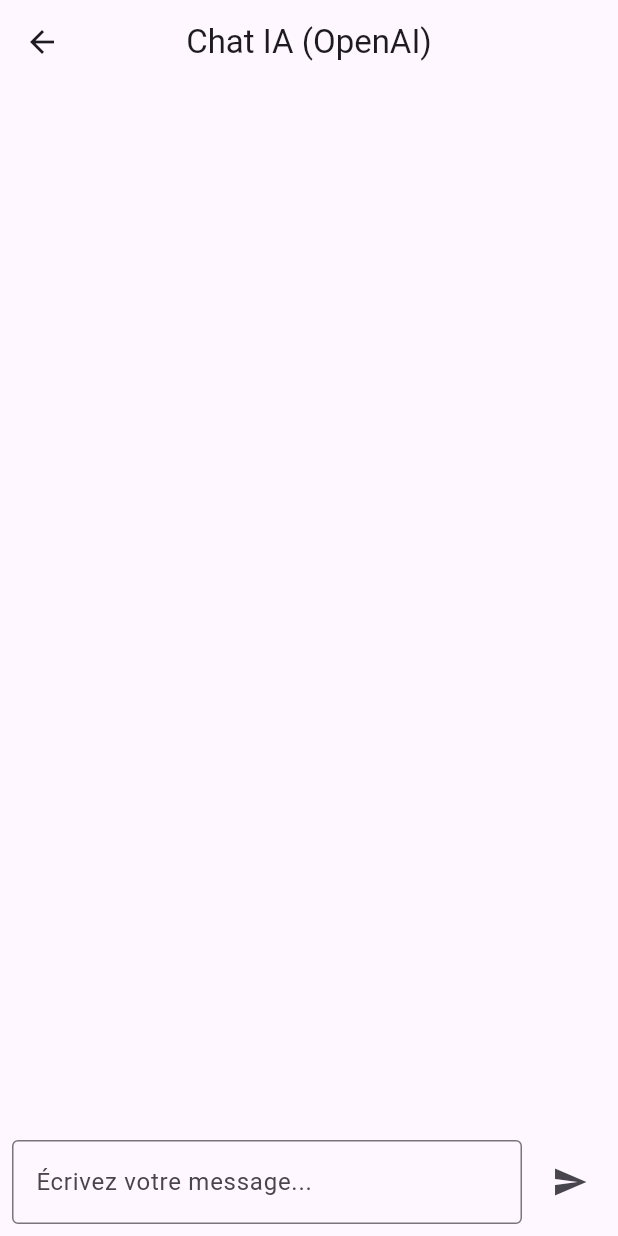
After one commit to Saidouchrif/github_api_flutter_app, a Flutter app: the ChatPage screen opened directly, after a tap on the "send" icon, on a phone screen of 412 x 824 dp. The commit adds this screen. Run offline on Flutter 3.47's test engine with Material 3 defaults, Android fonts, the phone set to English and light mode, and no system bars.

Commit message:
version de code avec ai

```diff
--- /dev/null
+++ b/lib/pages/Chat/chat_page.dart
@@ -0,0 +1,142 @@
+import 'package:flutter/material.dart';
+import 'package:github_api_flutter_app/services/openai_service.dart';
+
+/// Page permettant à l’utilisateur de discuter avec l’IA (ChatGPT)
+class ChatPage extends StatefulWidget {
+  const ChatPage({super.key});
+
+  @override
+  State<ChatPage> createState() => _ChatPageState();
+}
+
+class _ChatPageState extends State<ChatPage> {
+  final OpenAIService _openAIService = OpenAIService();      // Service OpenAI
+  final TextEditingController _controller = TextEditingController(); // Champ texte
+
+  // Liste des messages échangés
+  List<Map<String, String>> _messages = [];
+
+  bool _isLoading = false; // Indique si l’IA est en train d’écrire
+
+  /// Fonction déclenchée lorsqu’on appuie sur "Envoyer"
+  Future<void> _sendMessage() async {
+    final text = _controller.text.trim();
+
+    if (text.isEmpty) return;
+
+    // Ajout du message de l’utilisateur à l'écran
+    setState(() {
+      _messages.add({"role": "user", "text": text});
+      _controller.clear();
+      _isLoading = true;
+    });
+
+    try {
+      // Appel de l'API OpenAI
+      final reply = await _openAIService.sendMessage(text);
+
+      // Ajout de la réponse de l’IA
+      setState(() {
+        _messages.add({"role": "ai", "text": reply});
+      });
+
+    } catch (e) {
+      // En cas d’erreur
+      setState(() {
+        _messages.add({"role": "ai", "text": "❌ Erreur: $e"});
+      });
+    }
+
+    // Fin du chargement
+    setState(() {
+      _isLoading = false;
+    });
+  }
+
+  @override
+  Widget build(BuildContext context) {
+    return Scaffold(
+      appBar: AppBar(
+        title: const Text("Chat IA (OpenAI)"),
+        centerTitle: true,
+      ),
+
+      // Structure principale
+      body: Column(
+        children: [
+          // ----------- LISTE DES MESSAGES -----------
+          Expanded(
+            child: ListView.builder(
+              padding: const EdgeInsets.all(12),
+              itemCount: _messages.length,
+              itemBuilder: (context, index) {
+                final msg = _messages[index];
+                final isUser = msg["role"] == "user";
+
+                return Align(
+                  alignment: isUser
+                      ? Alignment.centerRight
+                      : Alignment.centerLeft,
+
+                  child: Container(
+                    margin: const EdgeInsets.symmetric(vertical: 4),
+                    padding: const EdgeInsets.all(10),
+
+                    // Style du bubble message
+                    decoration: BoxDecoration(
+                      color: isUser
+                          ? Colors.blueAccent
+                          : Colors.grey.shade300,
+                      borderRadius: BorderRadius.circular(12),
+                    ),
+
+                    child: Text(
+                      msg["text"] ?? "",
+                      style: TextStyle(
+                        color: isUser ? Colors.white : Colors.black87,
+                      ),
+                    ),
+                  ),
+                );
+              },
+            ),
+          ),
+
+          // ----------- INDICATEUR DE CHARGEMENT -----------
+          if (_isLoading)
+            const Padding(
+              padding: EdgeInsets.all(8.0),
+              child: CircularProgressIndicator(),
+            ),
+
+          // ----------- ZONE D'ÉCRITURE -----------
+          Padding(
+            padding: const EdgeInsets.all(8.0),
+            child: Row(
+              children: [
+                // Champ texte
+                Expanded(
+                  child: TextField(
+                    controller: _controller,
+                    decoration: const InputDecoration(
+                      hintText: "Écrivez votre message...",
+                      border: OutlineInputBorder(),
+                    ),
+                  ),
+                ),
+
+                const SizedBox(width: 8),
+
+                // Bouton envoyer
+                IconButton(
+                  icon: const Icon(Icons.send),
+                  onPressed: _isLoading ? null : _sendMessage,
+                )
+              ],
+            ),
+          ),
+        ],
+      ),
+    );
+  }
+}
```
Also changed, not shown: lib/pages/Home/home_page.dart (+147 -59 lines), lib/services/openai_service.dart (added, +57 -0 lines).
